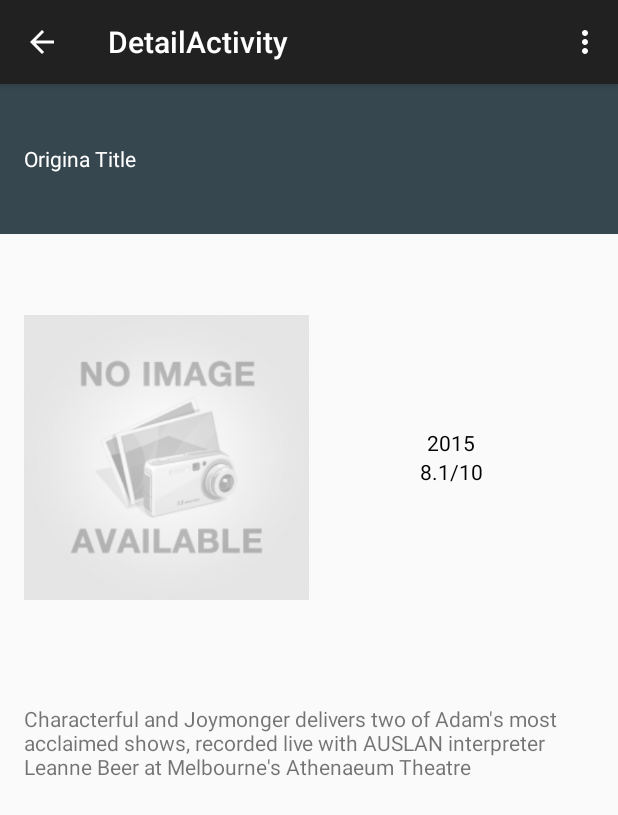
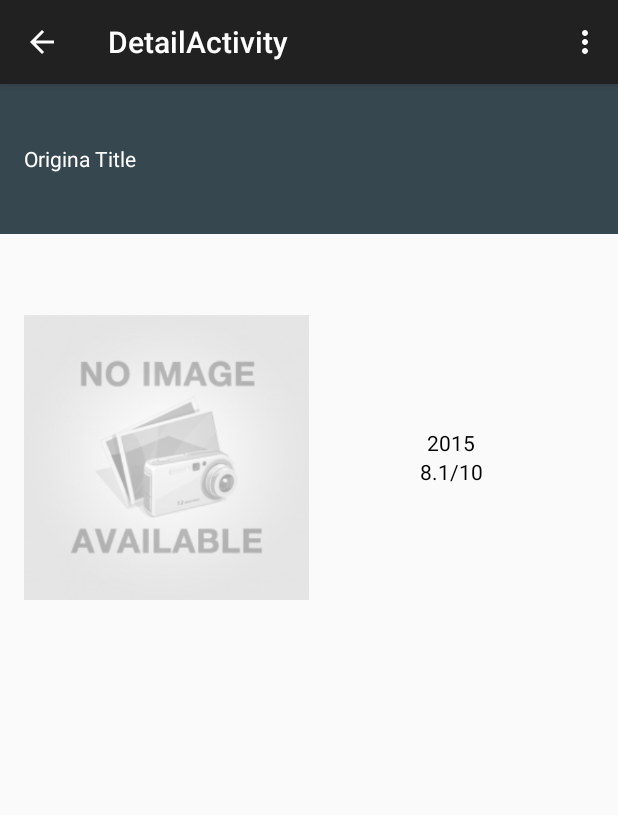
Before and after one commit to rnagella/PopularMoviesStage1, an Android app: the DetailActivityFragment screen opened directly, with no data from a screen before it, on a phone screen of 412 x 824 dp. Shown: the top 815 px of the screen. Run offline under Robolectric (Android 15) with nearby library versions, the phone set to English and light mode, and no system bars; our stand-ins replace Picasso; pictures from the network do not load.

Commit message:
pass required data obj to the detailed activity on intent launch, rearrange code, code cleanup

```diff
--- a/app/src/main/java/com/blogspot/nagellaranjith/android/popularmoviesstage1/ImageAdapter.java
+++ b/app/src/main/java/com/blogspot/nagellaranjith/android/popularmoviesstage1/ImageAdapter.java
@@ -13,8 +13,8 @@ import com.squareup.picasso.Picasso;
  */
 public class ImageAdapter extends BaseAdapter
 {
+    String[] imageIDs;
     private Context context;
-    String[] imageIDs;
 
     public ImageAdapter(Context c, String[] i)
     {
--- a/app/src/main/res/layout/activity_detail.xml
+++ b/app/src/main/res/layout/activity_detail.xml
@@ -1,5 +1,5 @@
 <fragment xmlns:android="http://schemas.android.com/apk/res/android"
     xmlns:tools="http://schemas.android.com/tools" android:id="@+id/fragment"
     android:name="com.blogspot.nagellaranjith.android.popularmoviesstage1.DetailActivityFragment"
-    tools:layout="@layout/fragment_detail" android:layout_width="match_parent"
-    android:layout_height="match_parent" />
+    android:layout_width="match_parent" android:layout_height="match_parent"
+    tools:layout="@layout/fragment_detail" />
--- a/app/src/main/res/layout/activity_main.xml
+++ b/app/src/main/res/layout/activity_main.xml
@@ -1,5 +1,5 @@
 <fragment xmlns:android="http://schemas.android.com/apk/res/android"
     xmlns:tools="http://schemas.android.com/tools" android:id="@+id/fragment"
     android:name="com.blogspot.nagellaranjith.android.popularmoviesstage1.MainActivityFragment"
-    tools:layout="@layout/fragment_main" android:layout_width="match_parent"
-    android:layout_height="match_parent" />
+    android:layout_width="match_parent" android:layout_height="match_parent"
+    tools:layout="@layout/fragment_main" />
--- a/app/src/main/res/layout/fragment_detail.xml
+++ b/app/src/main/res/layout/fragment_detail.xml
@@ -11,14 +11,14 @@
 
     tools:context="com.blogspot.nagellaranjith.android.popularmoviesstage1.DetailActivityFragment">
 
-    <TextView android:layout_width="fill_parent"
+    <TextView android:id="@+id/original_title_text_view"
+        android:layout_width="fill_parent"
         android:layout_height="100dp"
-        android:text="Origina Title"
         android:background="@color/material_blue_grey_800"
         android:gravity="center_vertical"
         android:paddingLeft="@dimen/activity_horizontal_margin"
+        android:text="Origina Title"
         android:textColor="#FFF"
-        android:id="@+id/original_title_text_view"
         />
 
     <LinearLayout
@@ -29,23 +29,23 @@
         android:paddingRight="@dimen/activity_horizontal_margin"
         android:paddingTop="@dimen/activity_vertical_margin">
         <ImageView
+            android:id="@+id/poster__image_view"
             android:layout_width="0dp"
             android:layout_height="wrap_content"
             android:layout_weight="1"
-            android:src="@drawable/noimage"
-            android:id="@+id/poster__image_view"/>
+            android:src="@drawable/noimage"/>
         <LinearLayout
             android:layout_width="0dp"
             android:layout_height="fill_parent"
             android:layout_weight="1"
-            android:orientation="vertical"
-            android:gravity="center_vertical|center_horizontal">
+            android:gravity="center_vertical|center_horizontal"
+            android:orientation="vertical">
             <TextView
+                android:id="@+id/release_date_text_view"
                 android:layout_width="wrap_content"
                 android:layout_height="wrap_content"
                 android:text="2015"
-                android:textColor="#000"
-                android:id="@+id/release_date_text_view"/>
+                android:textColor="#000"/>
             <!--<TextView-->
                 <!--android:layout_width="wrap_content"-->
                 <!--android:layout_height="wrap_content"-->
@@ -53,11 +53,11 @@
                 <!--android:textColor="#000"-->
                 <!--android:id="@+id/duriation_text_view"/>-->
             <TextView
+                android:id="@+id/rating_text_view"
                 android:layout_width="wrap_content"
                 android:layout_height="wrap_content"
                 android:text="8.1/10"
                 android:textColor="#000"
-                android:id="@+id/rating_text_view"
                 />
             <!--<TextView-->
                 <!--android:layout_width="wrap_content"-->
@@ -70,14 +70,14 @@
         </LinearLayout>
     </LinearLayout>
     <TextView
+        android:id="@+id/overview_text_view"
         android:layout_width="fill_parent"
         android:layout_height="wrap_content"
+        android:paddingBottom="@dimen/activity_vertical_margin"
         android:paddingLeft="@dimen/activity_horizontal_margin"
         android:paddingRight="@dimen/activity_horizontal_margin"
         android:paddingTop="@dimen/activity_vertical_margin"
-        android:paddingBottom="@dimen/activity_vertical_margin"
-        android:id="@+id/overview_text_view"
-        android:text="Characterful and Joymonger delivers two of Adam's most acclaimed shows, recorded live with AUSLAN interpreter Leanne Beer at Melbourne's Athenaeum Theatre"/>
+        android:text=""/>
 
 </LinearLayout>
 </ScrollView>
--- a/app/src/main/res/layout/fragment_main.xml
+++ b/app/src/main/res/layout/fragment_main.xml
@@ -4,9 +4,9 @@
     android:layout_width="match_parent"
     android:layout_height="match_parent"
     android:columnWidth="90dp"
+    android:horizontalSpacing="10dp"
     android:numColumns="auto_fit"
+    android:stretchMode="columnWidth"
     android:verticalSpacing="10dp"
-    android:horizontalSpacing="10dp"
-    android:stretchMode="columnWidth"
     tools:context=".MainActivityFragment">
 </GridView>
--- a/app/src/main/res/layout/poster_image_thumbnail.xml
+++ b/app/src/main/res/layout/poster_image_thumbnail.xml
@@ -1,7 +1,7 @@
 <?xml version="1.0" encoding="utf-8"?>
 <ImageView xmlns:android="http://schemas.android.com/apk/res/android"
+    android:layout_width="wrap_content"
     android:layout_height="wrap_content"
-    android:layout_width="wrap_content"
     android:adjustViewBounds="true"
     android:src="@drawable/image1"
     >
```
Also changed, not shown: app/src/main/java/com/blogspot/nagellaranjith/android/popularmoviesstage1/DetailActivityFragment.java (+25 -4 lines), app/src/main/java/com/blogspot/nagellaranjith/android/popularmoviesstage1/MainActivityFragment.java (+36 -27 lines), app/src/main/java/com/blogspot/nagellaranjith/android/popularmoviesstage1/SettingsActivity.java (+6 -5 lines), app/src/main/res/layout/activity_settings.xml (+4 -4 lines).
